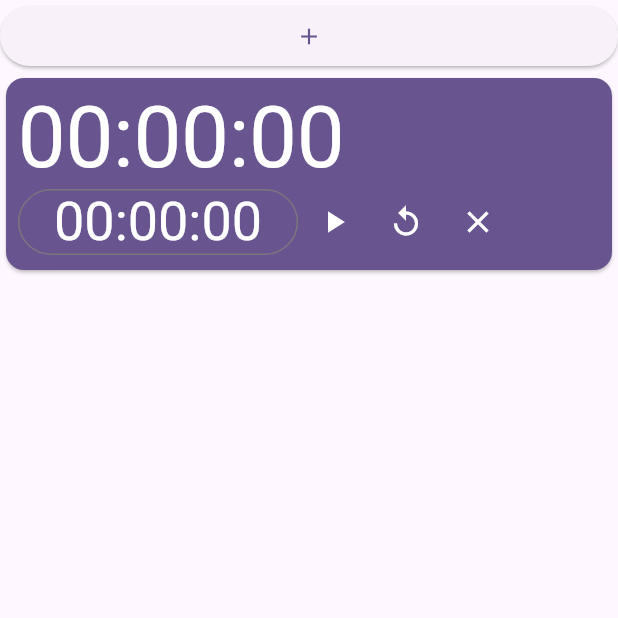
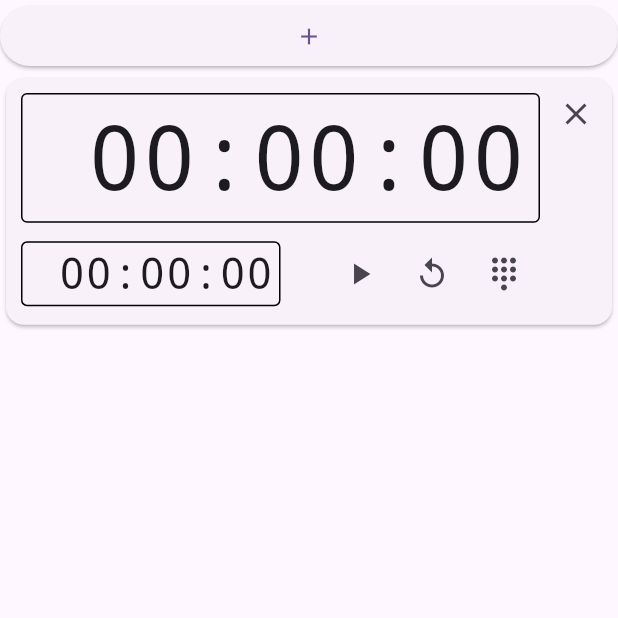
Before and after one commit to mendelbrot/trill, a Flutter app: the screen it shows after launch, after a tap on the "add" icon, on a phone screen of 412 x 824 dp, the top half of it. Run offline on Flutter 3.47's test engine with Material 3 defaults, Android fonts, the phone set to English and light mode, and no system bars; our stand-ins replace audioplayers; missing offline and left inert: animated_mesh_gradient.

Commit message:
cleaned up single time ui layout

```diff
--- a/lib/single_timer.dart
+++ b/lib/single_timer.dart
@@ -1,8 +1,8 @@
 import 'dart:async';
 import 'package:flutter/material.dart';
 import 'package:trill/app_state.dart';
+import 'package:trill/time_display.dart';
 import 'package:trill/time_entry.dart';
-import 'package:trill/time_string.dart';
 import 'package:provider/provider.dart';
 import 'package:animated_mesh_gradient/animated_mesh_gradient.dart';
 import 'package:audioplayers/audioplayers.dart';
@@ -19,7 +19,7 @@ class _SingleTimerState extends State<SingleTimer> {
   int _initialSeconds = 0;
   int _seconds = 0;
   bool _isRunning = false;
-  bool _isFinished = false;
+  bool _isSoundingAlarm = false;
 
   final _player = AudioPlayer();
 
@@ -30,9 +30,19 @@ class _SingleTimerState extends State<SingleTimer> {
     super.dispose();
   }
 
-  void playAlarm() async {
+  void soundAlarm() async {
     await _player.setReleaseMode(ReleaseMode.loop);
     await _player.play(AssetSource('data-scanner.wav'));
+    setState(() {
+      _isSoundingAlarm = true;
+    });
+  }
+
+  void dismissAlarm() {
+    _player.stop();
+    setState(() {
+      _isSoundingAlarm = false;
+    });
   }
 
   Timer timerFactory() {
@@ -42,8 +52,7 @@ class _SingleTimerState extends State<SingleTimer> {
         setState(() {
           _seconds--;
           if (_seconds == 0) {
-            playAlarm();
-            _isFinished = true;
+            soundAlarm();
           }
         });
       });
@@ -104,73 +113,66 @@ class _SingleTimerState extends State<SingleTimer> {
   Widget build(BuildContext context) {
     var appState = context.watch<AppState>();
     final theme = Theme.of(context);
-    final timeTextStyle = theme.textTheme.displayLarge!.copyWith(
-      color: theme.colorScheme.onPrimary,
-    );
-    final initialTimeTextStyle = theme.textTheme.displaySmall!.copyWith(
-      color: theme.colorScheme.onPrimary,
-    );
 
-    Widget InnerUI = Padding(
-      padding: const EdgeInsets.all(8.0),
-      child: Column(
+    Widget InnerUI = Row(
       crossAxisAlignment: CrossAxisAlignment.start,
       children: [
-          Text(secondsToTimeString(_seconds), style: timeTextStyle),
-          Row(
+        Expanded(
+          child: Column(
+            crossAxisAlignment: CrossAxisAlignment.stretch,
             children: [
-              OutlinedButton(
-                onPressed: gotoTimeEntry,
-                child: Text(
-                  secondsToTimeString(_initialSeconds),
-                  style: initialTimeTextStyle,
+              Padding(
+                padding: const EdgeInsets.only(top: 10, left: 10, bottom: 10),
+                child: TimeDisplay(seconds: _seconds),
               ),
-              ),
+              Padding(
+                padding: const EdgeInsets.only(left: 10, bottom: 10),
+                child: Row(
+                  children: [
+                    Expanded(child: TimeDisplay(seconds: _initialSeconds)),
+                    Expanded(
+                      child: Row(
+                        mainAxisAlignment: MainAxisAlignment.end,
+                        children: [
                           _isRunning
                               ? IconButton(
                                   icon: const Icon(Icons.pause),
-                      color: theme.colorScheme.onPrimary,
-                      onPressed: () {
-                        pauseTimer();
-                      },
+                                  onPressed: pauseTimer,
                                 )
                               : IconButton(
                                   icon: const Icon(Icons.play_arrow),
-                      color: theme.colorScheme.onPrimary,
-                      onPressed: () {
-                        startTimer();
-                      },
+                                  onPressed: startTimer,
                                 ),
                           IconButton(
                             icon: const Icon(Icons.replay),
-                color: theme.colorScheme.onPrimary,
-                onPressed: () {
-                  resetTimer();
-                },
+                            onPressed: resetTimer,
+                          ),
+                          IconButton(
+                            icon: const Icon(Icons.dialpad),
+                            onPressed: gotoTimeEntry,
+                          ),
+                        ],
+                      ),
+                    ),
+                  ],
+                ),
+              ),
+            ],
+          ),
         ),
         IconButton(
           icon: const Icon(Icons.close),
-                color: theme.colorScheme.onPrimary,
           onPressed: () {
             appState.removeTimer(widget.key!);
           },
         ),
       ],
-          ),
-        ],
-      ),
     );
 
-    return _isFinished
+    return _isSoundingAlarm
         ? InkWell(
-            onTap: () {
-              _player.stop();
-              setState(() {
-                _isFinished = false;
-              });
-            },
+            onTap: dismissAlarm,
             child: Card(
-              color: theme.colorScheme.primary,
               child: AnimatedMeshGradient(
                 colors: [Colors.red, Colors.blue, Colors.green, Colors.yellow],
                 options: AnimatedMeshGradientOptions(),
@@ -178,6 +180,6 @@ class _SingleTimerState extends State<SingleTimer> {
               ),
             ),
           )
-        : Card(color: theme.colorScheme.primary, child: InnerUI);
+        : Card(child: InnerUI);
   }
 }
--- /dev/null
+++ b/lib/time_display.dart
@@ -0,0 +1,34 @@
+import 'package:flutter/material.dart';
+import 'package:trill/time_string.dart';
+
+class TimeDisplay extends StatelessWidget {
+  final int _seconds;
+
+  const TimeDisplay({Key? key, required int seconds})
+    : _seconds = seconds,
+      super(key: key);
+
+  @override
+  Widget build(BuildContext context) {
+    return AspectRatio(
+      aspectRatio: 4,
+      child: Container(
+        decoration: BoxDecoration(
+          border: Border.all(color: Colors.black, width: 1.0),
+          borderRadius: BorderRadius.circular(4.0),
+        ),
+        child: FittedBox(
+          alignment: Alignment.centerRight,
+          fit: BoxFit.contain,
+          child: Padding(
+            padding: const EdgeInsets.only(right: 2),
+            child: Text(
+              secondsToTimeString(_seconds),
+              style: TextStyle(fontFamily: 'monospace'),
+            ),
+          ),
+        ),
+      ),
+    );
+  }
+}
```
Also changed, not shown: lib/time_entry.dart (+7 -16 lines). Lines whose indentation alone changed are shown as unchanged.
